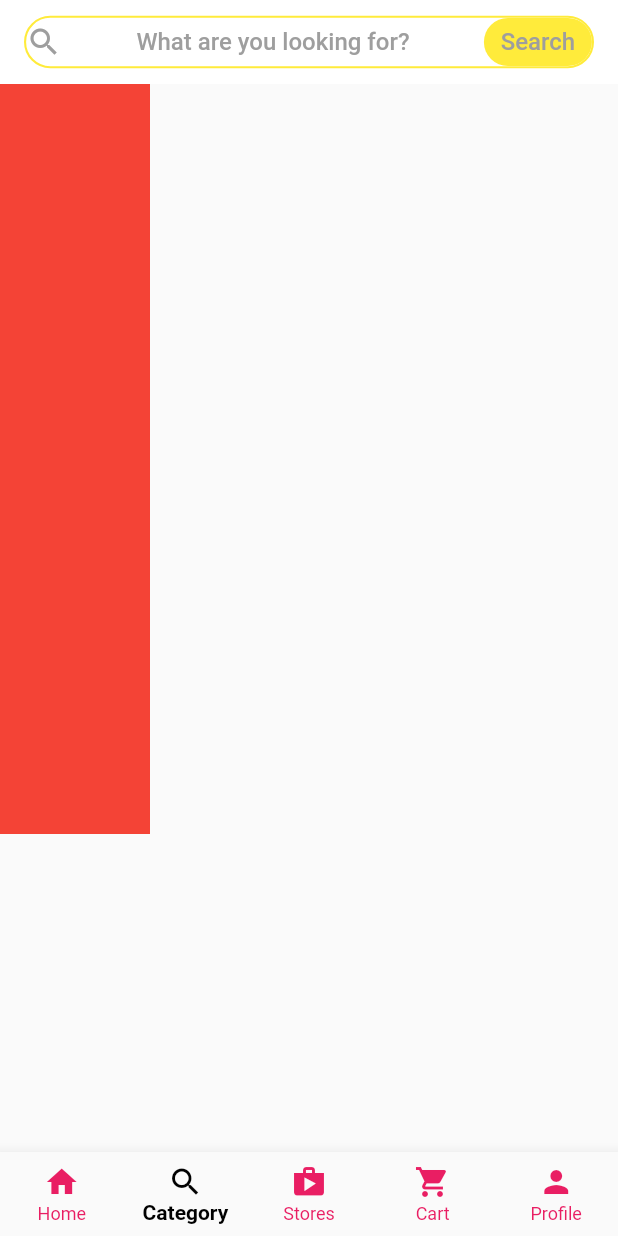
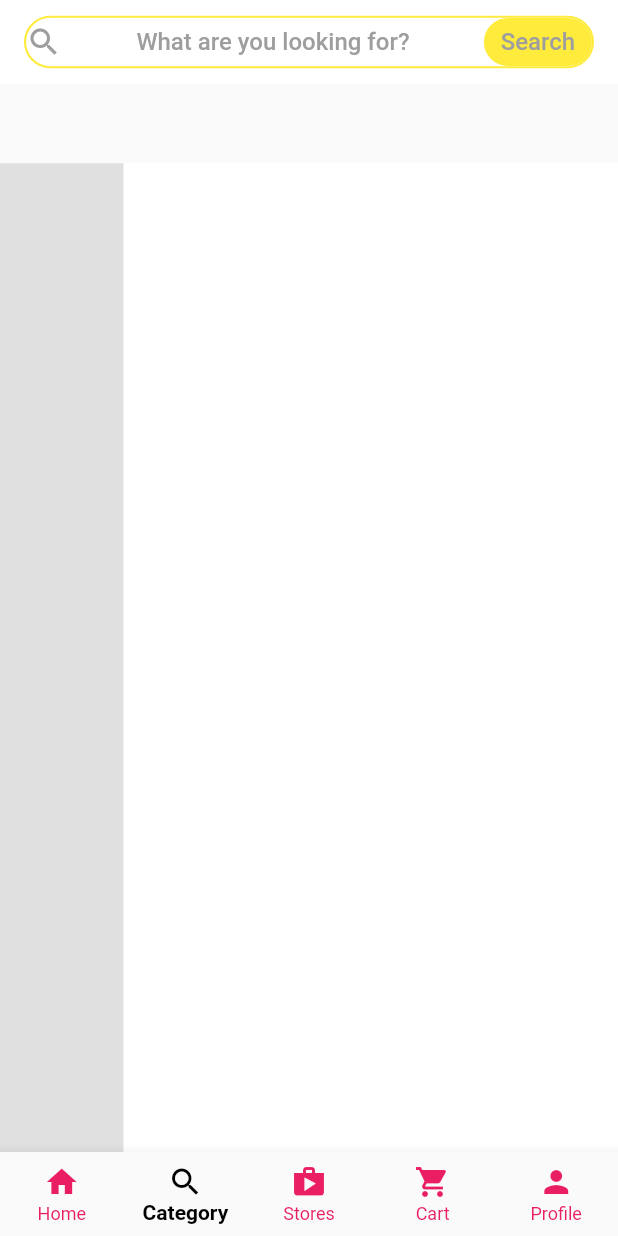
Before and after one commit to AvinandanBose/multistoreapp, a Flutter app: the screen it shows after launch, item 2 of the bottom bar chosen, on a phone screen of 412 x 824 dp. Run offline on Flutter 3.47's test engine with Material 2 defaults, Android fonts, the phone set to English and light mode, and no system bars.

Commit message:
First Update

```diff
--- a/lib/main_screen/category.dart
+++ b/lib/main_screen/category.dart
@@ -9,9 +9,30 @@ class CategoryScreen extends StatefulWidget {
 }
 
 class _CategoryScreenState extends State<CategoryScreen> {
+
+  Widget sideNavigator(){
+    return Container(
+      height: MediaQuery.of(context).size.height*0.8,
+      //It means the container's height is 80% of total height of the screen
+      width: MediaQuery.of(context).size.width*0.2,
+      //It means the container's width is 20% of total width of the screen
+      color: Colors.grey.shade300,
+    );
+
+  }
+
+  Widget categView(){
+    return Container(
+      height: MediaQuery.of(context).size.height*0.8,
+      //It means the container's height is 80% of total height of the screen
+      width: MediaQuery.of(context).size.width*0.8,
+      //It means the container's width is 80% of total width of the screen
+      color: Colors.white,
+    );
+  }
   @override
   Widget build(BuildContext context) {
-    return  Scaffold(
+    return Scaffold(
       appBar: AppBar(
         elevation: 0,
         backgroundColor: Colors.white,
@@ -19,16 +40,19 @@ class _CategoryScreenState extends State<CategoryScreen> {
       ),
       body: Stack(
         children: <Widget>[
-          Positioned(child: Container(
-            height: 500,
-            width: 100,
-            color: Colors.red,
-            //by default it will align to top left corner
-            //but we need here is bottom left corner.
+          Positioned(
+            //Aligning to bottom left corner
+            bottom: 0,
+            left: 0,
+            child: sideNavigator(),
           ),
+          Positioned(
+            //Aligning to bottom left corner
+            bottom: 0,
+            right: 0,
+            child: categView(),
           ),
         ],
-
       ),
     );
   }
```
